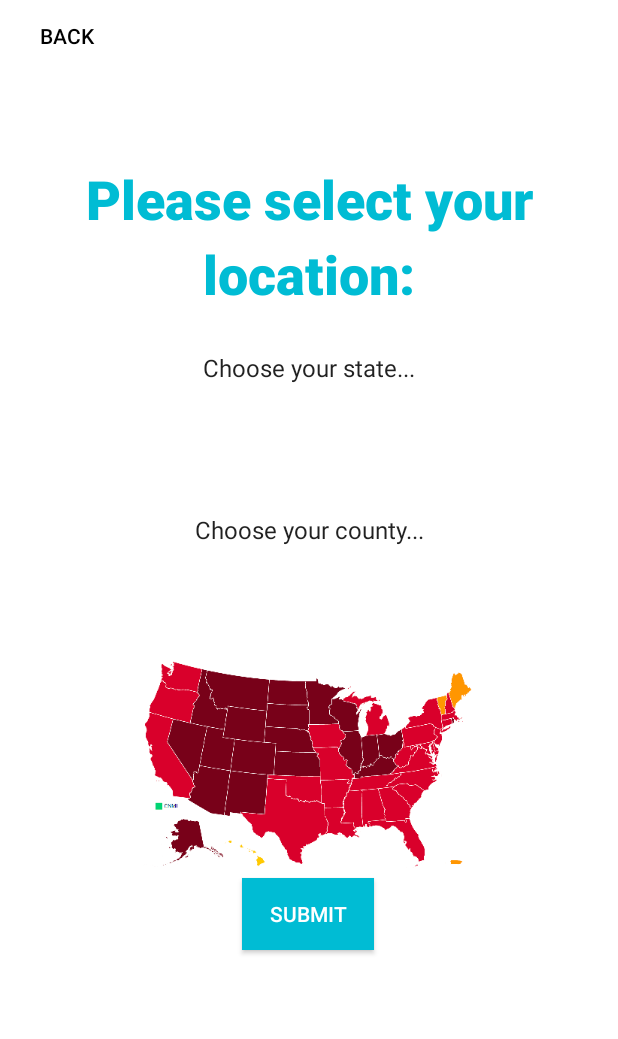
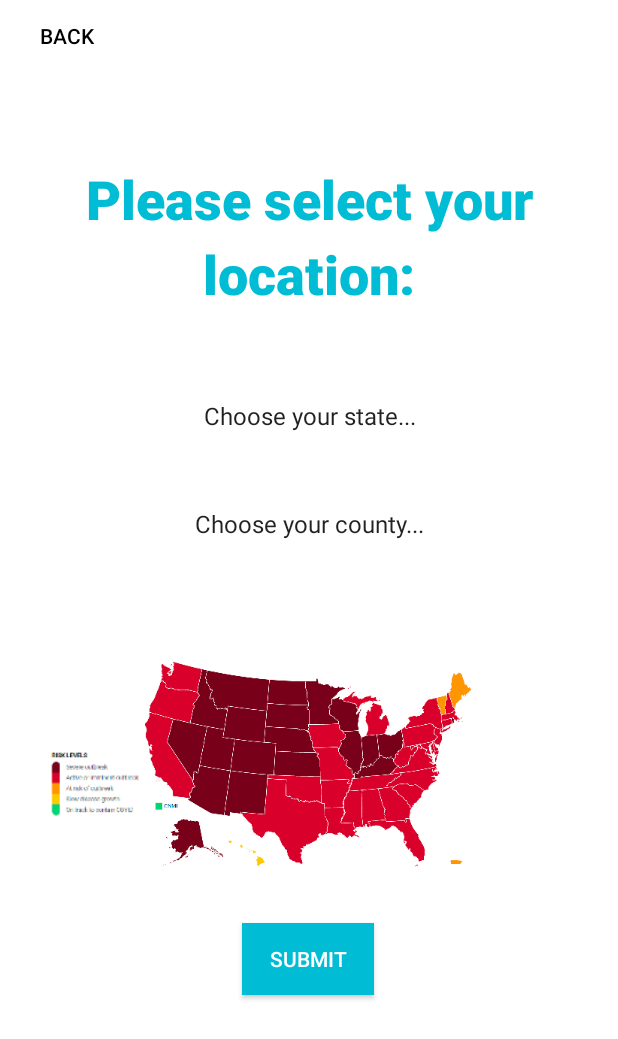
Before and after one commit to Mobile-Programing-Covid-Calculator/Master, an Android app: the layout activity_location_screen.xml on its own in the app's theme, with its tools: preview values and no code run, on a phone screen of 412 x 824 dp. Shown: the top 1039 px of the screen. Run offline under Robolectric (Android 15) with nearby library versions, the phone set to English and light mode, and no system bars.

Commit message:
finished location screen xml

```diff
--- a/app/src/main/java/edu/csce4623/eaduran/covid_19calculator/location_screen.java
+++ b/app/src/main/java/edu/csce4623/eaduran/covid_19calculator/location_screen.java
@@ -41,7 +41,7 @@ public class location_screen extends AppCompatActivity {//implements Callback<Li
         setContentView(R.layout.activity_location_screen);
         getJsonState();
         countiesList= new ArrayList<String>();
-        countiesList.add("Counties");
+        countiesList.add("Select your county");
 
         backButton = (Button) findViewById(R.id.backButton);
         submit = (Button) findViewById(R.id.location_submit);
--- a/app/src/main/res/layout/activity_location_screen.xml
+++ b/app/src/main/res/layout/activity_location_screen.xml
@@ -54,7 +54,7 @@
         android:id="@+id/state_spinner"
         android:layout_width="180dp"
         android:layout_height="45dp"
-        android:layout_marginTop="16dp"
+        android:layout_marginTop="48dp"
         android:animateLayoutChanges="false"
         android:background="#FFFFFF"
         android:backgroundTint="#FFFFFF"
@@ -63,7 +63,7 @@
         android:scrollbars="horizontal|vertical"
         android:textAlignment="center"
         app:layout_constraintEnd_toEndOf="parent"
-        app:layout_constraintHorizontal_bias="0.497"
+        app:layout_constraintHorizontal_bias="0.5"
         app:layout_constraintStart_toStartOf="parent"
         app:layout_constraintTop_toBottomOf="@+id/welcome_message2" />
 
@@ -71,13 +71,14 @@
         android:id="@+id/county_spinner"
         android:layout_width="180dp"
         android:layout_height="50dp"
-        android:layout_marginTop="60dp"
+        android:layout_marginTop="24dp"
         android:background="#FFFFFF"
         android:entries="@array/counties"
         android:scrollbarAlwaysDrawVerticalTrack="false"
         android:scrollbars="horizontal|vertical"
         android:textAlignment="center"
         app:layout_constraintEnd_toEndOf="parent"
+        app:layout_constraintHorizontal_bias="0.5"
         app:layout_constraintStart_toStartOf="parent"
         app:layout_constraintTop_toBottomOf="@+id/state_spinner" />
 
@@ -95,6 +96,17 @@
         app:layout_constraintHorizontal_bias="0.498"
         app:layout_constraintStart_toStartOf="parent"
         app:layout_constraintTop_toBottomOf="@+id/county_spinner"
-        app:layout_constraintVertical_bias="0.596" />
+        app:layout_constraintVertical_bias="0.685" />
+
+    <ImageView
+        android:id="@+id/imageView4"
+        android:layout_width="64dp"
+        android:layout_height="100dp"
+        android:layout_marginBottom="252dp"
+        app:layout_constraintBottom_toBottomOf="parent"
+        app:layout_constraintEnd_toStartOf="@+id/imageView3"
+        app:layout_constraintHorizontal_bias="1.0"
+        app:layout_constraintStart_toStartOf="parent"
+        app:srcCompat="@mipmap/mapkey" />
 
 </androidx.constraintlayout.widget.ConstraintLayout>
```
Also changed, not shown: app/src/main/res/mipmap-xxxhdpi/mapkey.png (added).
